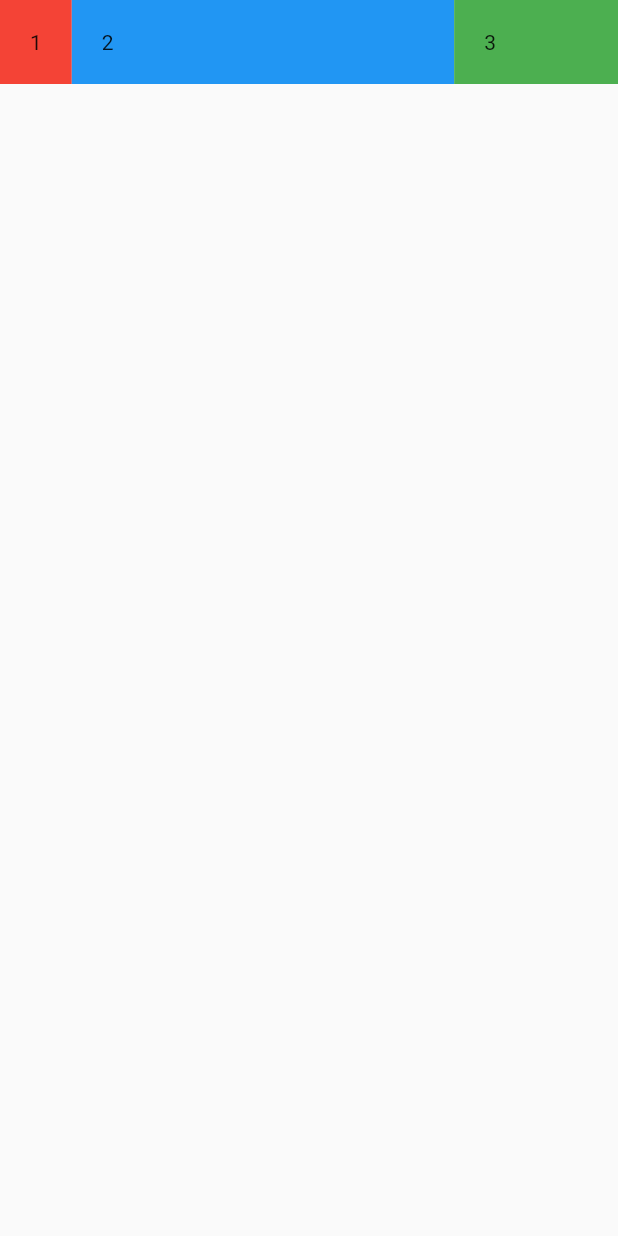
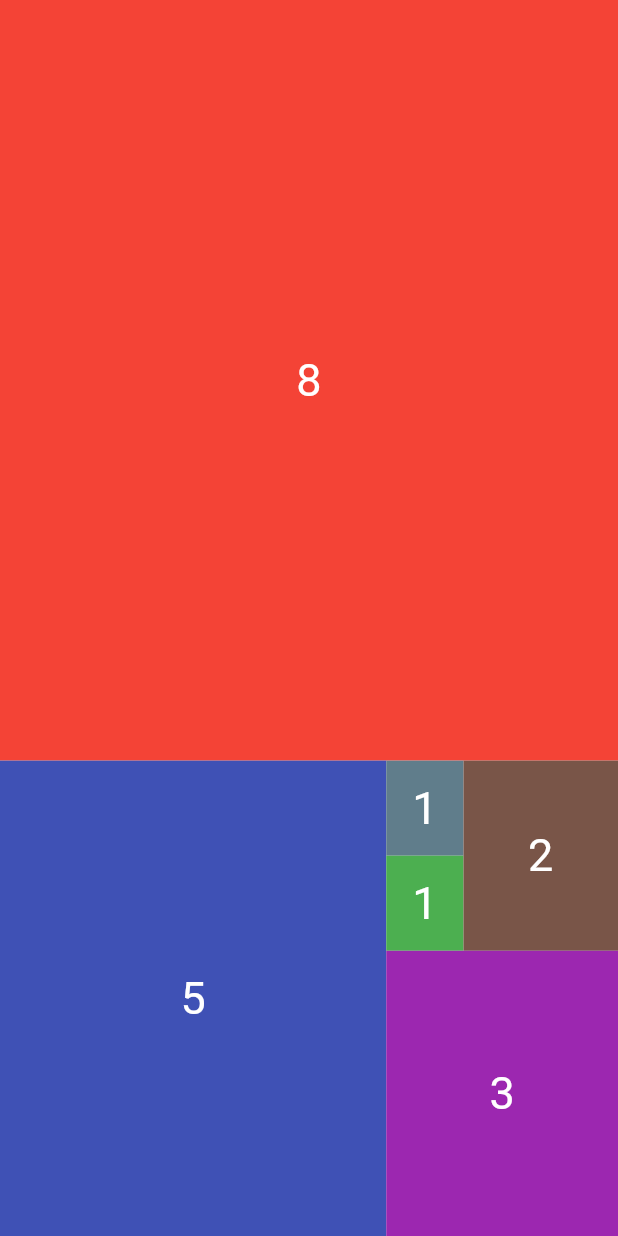
Before and after one commit to Parag-Koshti/flutter_expanded, a Flutter app: the screen it shows after launch, on a phone screen of 412 x 824 dp. Run offline on Flutter 3.47's test engine with Material 2 defaults, Android fonts, the phone set to English and light mode, and no system bars.

Commit message:
custome widget

```diff
--- a/lib/main.dart
+++ b/lib/main.dart
@@ -1,44 +1,71 @@
 import 'package:flutter/material.dart';
-void main(){
+
+void main() {
   runApp(MyApp());
+}
 
-}
 class MyApp extends StatelessWidget {
-
   @override
   Widget build(BuildContext context) {
     return MaterialApp(
         home: Scaffold(
             body: SafeArea(
+
+                child: Column(
+      children: [
+        _customContainer(number: 8, color: Colors.red),
+        Expanded(
+          flex:5,
           child: Row(
             children: [
-            Container(
-              padding: EdgeInsets.all(20),
-              color: Colors.red,
-              child: Text('1'),
-            ),
+              _customContainer(number: 5, color: Colors.indigo),
               Expanded(
-              flex: 7,
-              child: Container(
-                padding: EdgeInsets.all(20),
-                width: 70,
-                color: Colors.blue,
-                child: Text('2'),
+                flex:3,
+                child: Column(
+                children: [
+                  Expanded(
+                    flex:2,
+                    child: Row(
+                      children: [
+                        Expanded(
+                          flex:1,
+                          child: Column(
+                            children: [
+                              _customContainer(number: 1, color: Colors.blueGrey),
+                              _customContainer(number: 1, color: Colors.green),
+                            ],
                           ),
                         ),
-            Expanded(
-                flex: 3,
-                child: Container(
-              padding: EdgeInsets.all(20),
-              width: 240,
-              color: Colors.green,
-              child: Text('3'),
-            )),
-
+                        _customContainer(number: 2, color: Colors.brown),
                       ],
-        )
+                    ),
+                  ),
+                  _customContainer(number: 3, color: Colors.purple),
+                ],
+              ),
+              ),
+          ],
+          ),
+        ),
+      ],
+        ),
     )
     )
     );
+
   }
 }
+Widget _customContainer({required int number, required Color color}) {
+  return Expanded(
+      flex: number,
+      child: Container(
+          constraints: BoxConstraints.expand(),
+          color: color,
+          child: Center(
+            child: Text('${number}',
+                style: TextStyle(
+                  color: Colors.white,
+                  fontSize: 30,
+                )),
+          )));
+}
```
Lines whose indentation alone changed are shown as unchanged.
